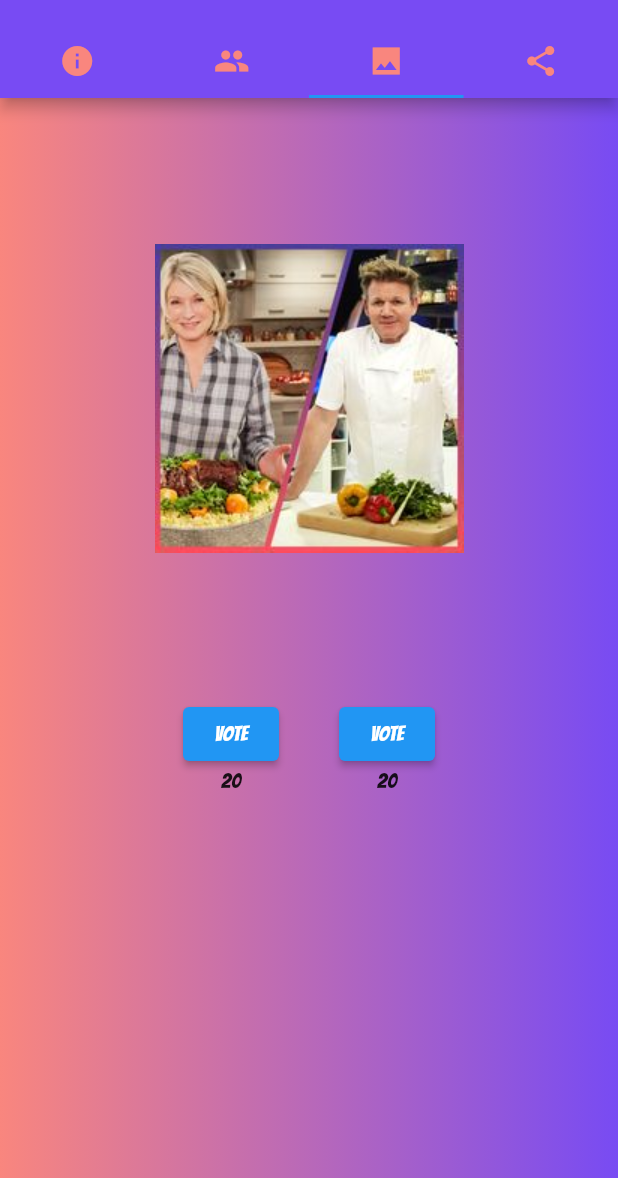
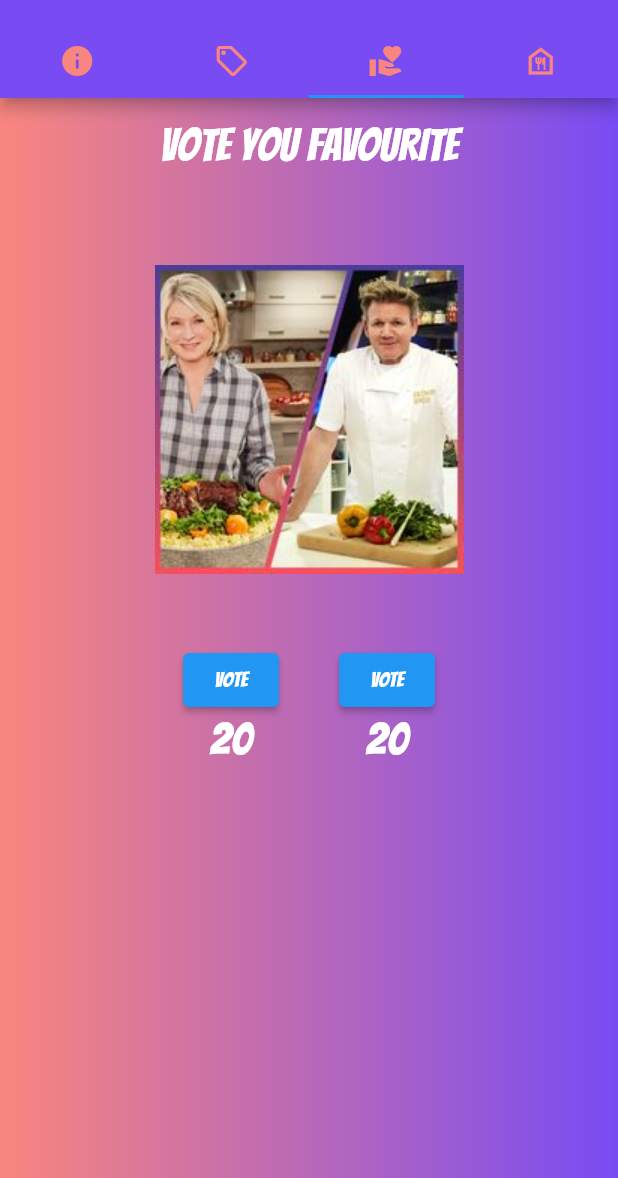
Before and after one commit to Malak925/app16-2, a Flutter app: the Cook_off screen opened directly, tab 3 chosen, on a phone screen of 412 x 824 dp, the part 58-1236 px from its top. Run offline on Flutter 3.47's test engine with Material 2 defaults, Android fonts, the phone set to English and light mode, and no system bars; our stand-ins replace flutter_rating_bar, image_picker, ionicons; network calls fail.

Commit message:
last update

```diff
--- a/lib/screens/cookPage.dart
+++ b/lib/screens/cookPage.dart
@@ -1,5 +1,6 @@
 import 'dart:io';
 
+import 'package:cookoff/main.dart';
 import 'package:cookoff/models/modelUrl.dart';
 import 'package:flutter/material.dart';
 import 'package:flutter/services.dart';
@@ -55,19 +56,19 @@ class _Cook_offState extends State<Cook_off> {
               ),
               Tab(
                 icon: Icon(
-                  Icons.people,
+                  Icons.sell_outlined,
                   color: Color.fromARGB(255, 249, 134, 126),
                 ),
               ),
               Tab(
                 icon: Icon(
-                  Icons.photo_sharp,
+                  Icons.volunteer_activism,
                   color: Color.fromARGB(255, 249, 134, 126),
                 ),
               ),
               Tab(
                 icon: Icon(
-                  Icons.share,
+                  Icons.food_bank_outlined,
                   color: Color.fromARGB(255, 249, 134, 126),
                 ),
               ),
@@ -102,10 +103,12 @@ class _Cook_offState extends State<Cook_off> {
                 onPressed: () {
                   _pickImage();
                 },
-                child: Text("Take Photo")),
-            Text(
-              "Description",
-            ),
+                child: Text(
+                  "Show us you masterpiece",
+                  style: TextStyle(color: Colors.white),
+                )),
+            Text("Tell us abou it",
+                style: TextStyle(color: Colors.white, fontSize: 20)),
             const SizedBox(
               height: 100,
               child: TextField(
@@ -118,14 +121,16 @@ class _Cook_offState extends State<Cook_off> {
                 maxLines: null,
               ),
             ),
-            Text("Choice Chef"),
+            Text("Choosen Chef",
+                style: TextStyle(color: Colors.white, fontSize: 20)),
             Divider(
               color: Colors.grey,
               thickness: 2,
             ),
             RadioListTile(
               value: "gorden",
-              title: Text("gorden"),
+              title: Text("gorden",
+                  style: TextStyle(color: Colors.white, fontSize: 20)),
               groupValue: chif,
               onChanged: (value) {
                 setState(() {
@@ -136,7 +141,8 @@ class _Cook_offState extends State<Cook_off> {
             ),
             RadioListTile(
               value: "mathea",
-              title: Text("mathea"),
+              title: Text("mathea",
+                  style: TextStyle(color: Colors.white, fontSize: 20)),
               groupValue: chif,
               onChanged: (value) {
                 setState(() {
@@ -145,7 +151,8 @@ class _Cook_offState extends State<Cook_off> {
                 });
               },
             ),
-            Text("Choice Chef"),
+            Text("Rate your Choice",
+                style: TextStyle(color: Colors.white, fontSize: 20)),
             Divider(
               color: Colors.grey,
               thickness: 2,
@@ -154,17 +161,27 @@ class _Cook_offState extends State<Cook_off> {
               padding: const EdgeInsets.all(8.0),
               child: Row(
                 children: [
-                  Text("$name"),
+                  Text("$name",
+                      style: TextStyle(color: Colors.white, fontSize: 20)),
                   RatingBar.builder(
                     itemBuilder: (context, _) => Icon(
                       Icons.star,
                       color: Colors.amber,
                     ),
                     onRatingUpdate: (value) {},
-                  )
+                  ),
                 ],
               ),
-            )
+            ),
+            TextButton.icon(
+                onPressed: () {
+                  Navigator.push(context, MaterialPageRoute(builder: (context) {
+                    return MyApp();
+                  }));
+                },
+                icon: Icon(Icons.auto_fix_high_sharp),
+                label: Text("Lets Do it again",
+                    style: TextStyle(color: Colors.white, fontSize: 20)))
           ],
         ),
       ),
@@ -180,12 +197,16 @@ class _Cook_offState extends State<Cook_off> {
       ])),
       child: Column(
         children: [
-          // Padding(
-          // padding: const EdgeInsets.all(16.0),
+          Padding(
+            padding: const EdgeInsets.all(16.0),
+            child: Text(
+              "Vote you FAVOURITE",
+              style: TextStyle(fontSize: 30, color: Colors.white),
+            ),
+          ),
           Image.asset(
             "images/2.jpg",
             width: 300,
-            height: 400,
           ),
           Row(
             mainAxisAlignment: MainAxisAlignment.center,
@@ -199,7 +220,10 @@ class _Cook_offState extends State<Cook_off> {
                         });
                       },
                       child: Text("vote")),
-                  Text("$gordenVotes")
+                  Text(
+                    "$gordenVotes",
+                    style: TextStyle(fontSize: 30, color: Colors.white),
+                  )
                 ],
               ),
               SizedBox(
@@ -214,7 +238,10 @@ class _Cook_offState extends State<Cook_off> {
                         });
                       },
                       child: Text("vote")),
-                  Text("$matheaVotes")
+                  Text(
+                    "$matheaVotes",
+                    style: TextStyle(fontSize: 30, color: Colors.white),
+                  )
                 ],
               )
             ],
@@ -243,7 +270,7 @@ class _Cook_offState extends State<Cook_off> {
             trailing: Icon(Icons.male),
             onTap: () {
               AlertDialog alert = AlertDialog(
-                backgroundColor: Colors.blueAccent,
+                backgroundColor: Color.fromARGB(255, 120, 75, 243),
                 title: Text("Gorden Ramsay"),
                 content: Text(
                   "a British chef, restaurateur, television personality and writer. His restaurant group, Gordon Ramsay Restaurants, was founded in 1997 and has been awarded 16 Michelin stars overall; it currently holds a total of seven. Michelin Starred is His signature restaurant, Restaurant Gordon Ramsay in Chelsea, London, has held three Michelin stars since 2001. After rising to fame on the British television miniseries Boiling Point in 1999, Ramsay became one of the best-known and most influential chefs in the United Kingdom.",
@@ -267,7 +294,7 @@ class _Cook_offState extends State<Cook_off> {
             trailing: Icon(Icons.female),
             onTap: () {
               AlertDialog alert = AlertDialog(
-                backgroundColor: Colors.red,
+                backgroundColor: Color.fromARGB(255, 249, 134, 126),
                 title: Text("Martha Stewart"),
                 content: Text(
                   "an American retail businesswoman, writer, and television personality. As founder of Martha Stewart Living Omnimedia, she gained success through a variety of business ventures, encompassing publishing, broadcasting, merchandising and e-commerce. She has written numerous bestselling books, is the publisher of Martha Stewart Living magazine and hosted two syndicated television programs: Martha Stewart Living, which ran from 1993 to 2004, and Martha, which ran from 2005 to 2012.",
@@ -298,30 +325,46 @@ class _Cook_offState extends State<Cook_off> {
         children: [
           Column(
             children: [
-              Image(
+              GestureDetector(
+                onTap: Blog_FunctionM,
+                child: Image(
                     width: 300,
                     height: 300,
                     image: NetworkImage(
                         "https://media12.s-nbcnews.com/i/MSNBC/Components/Video/202101/1609854253638_tdy_food_8a_martha_stewart_new_book_tips_enjoy_210105_1920x1080.jpg")),
+              ),
               URlClass(
-                  myfunction: Facebook_Function,
+                  myfunction: Facebook_FunctionM,
                   myplatformIcon: Icons.facebook,
-                  myplatformSubTitle: "sss",
-                  myplatformTitle: "sss"),
+                  myplatformSubTitle: "Visit her facebook page",
+                  myplatformTitle: "Martha Stewart"),
               URlClass(
-                  myfunction: instagram_function,
+                  myfunction: instagram_functionM,
                   myplatformIcon: Ionicons.logo_instagram,
-                  myplatformSubTitle: "sss",
-                  myplatformTitle: "sss"),
+                  myplatformSubTitle: "visit her instagram page",
+                  myplatformTitle: "Martha stewart"),
             ],
           ),
           Column(
             children: [
-              Image(
+              GestureDetector(
+                onTap: Blog_FunctionG,
+                child: Image(
                     width: 300,
                     height: 300,
                     image: NetworkImage(
                         "https://i.pinimg.com/originals/80/1d/90/801d90bddba8bc272a7f27d67d2552f8.jpg")),
+              ),
+              URlClass(
+                  myfunction: Facebook_FunctionG,
+                  myplatformIcon: Icons.facebook,
+                  myplatformSubTitle: "Visit his facebook page",
+                  myplatformTitle: "Gorden Ramsey"),
+              URlClass(
+                  myfunction: instagram_functionG,
+                  myplatformIcon: Ionicons.logo_instagram,
+                  myplatformSubTitle: "visit his instagram page",
+                  myplatformTitle: "Gorden Ramsey"),
             ],
           )
         ],
```
Also changed, not shown: lib/models/modelUrl.dart (+43 -11 lines). Lines whose indentation alone changed are shown as unchanged.
